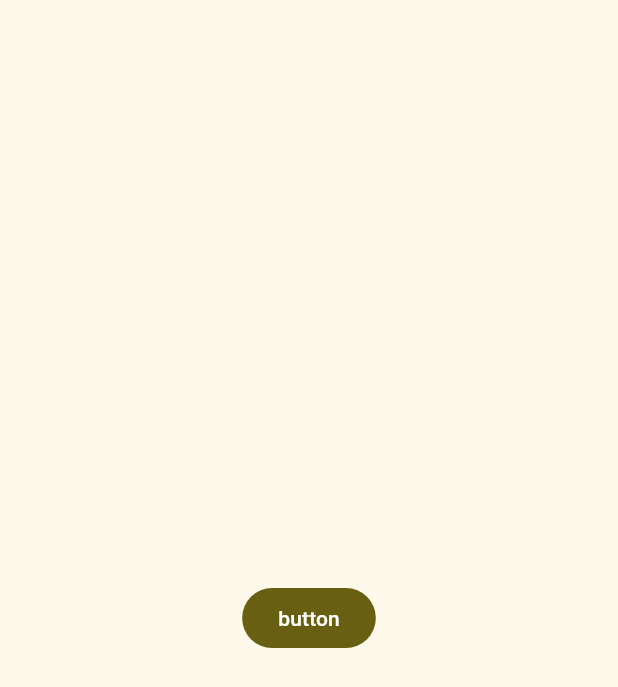
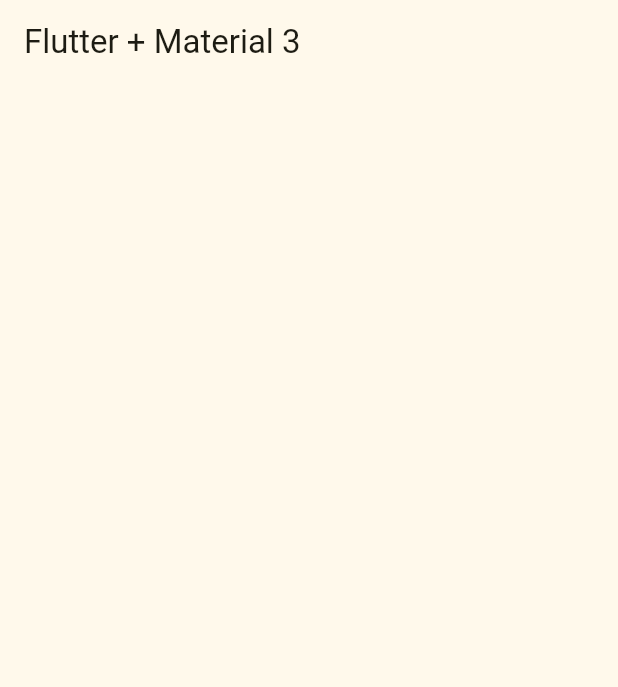
Before and after one commit to arisvaldez/widgets_app, a Flutter app: the screen it shows after launch, on a phone screen of 412 x 824 dp. Shown: the top 687 px of the screen. Run offline on Flutter 3.47's test engine with Material 2 defaults, Android fonts, the phone set to English and light mode, and no system bars.

Commit message:
create home screen

```diff
--- a/lib/main.dart
+++ b/lib/main.dart
@@ -1,5 +1,6 @@
 import 'package:flutter/material.dart';
 import 'package:widgets_app/config/theme/app_theme.dart';
+import 'package:widgets_app/presentation/screens/home/home_screen.dart';
 
 void main() {
   runApp(const MainApp());
@@ -13,14 +14,7 @@ class MainApp extends StatelessWidget {
     return MaterialApp(
       debugShowCheckedModeBanner: false,
       theme: AppTheme(selectedColor: ThemeColors.yellow).getTheme(),
-      home: Scaffold(
-        body: Center(
-          child: FilledButton(
-            child: Text('button'),
-            onPressed: () {},
-          ),
-        ),
-      ),
+      home: const HomeScreen()
     );
   }
 }
--- /dev/null
+++ b/lib/presentation/screens/home/home_screen.dart
@@ -0,0 +1,14 @@
+import 'package:flutter/material.dart';
+
+class HomeScreen extends StatelessWidget {
+  const HomeScreen({super.key});
+
+  @override
+  Widget build(BuildContext context) {
+    return Scaffold(
+      appBar: AppBar(
+        title: const Text('Flutter + Material 3'),
+      ),
+    );
+  }
+}
```
